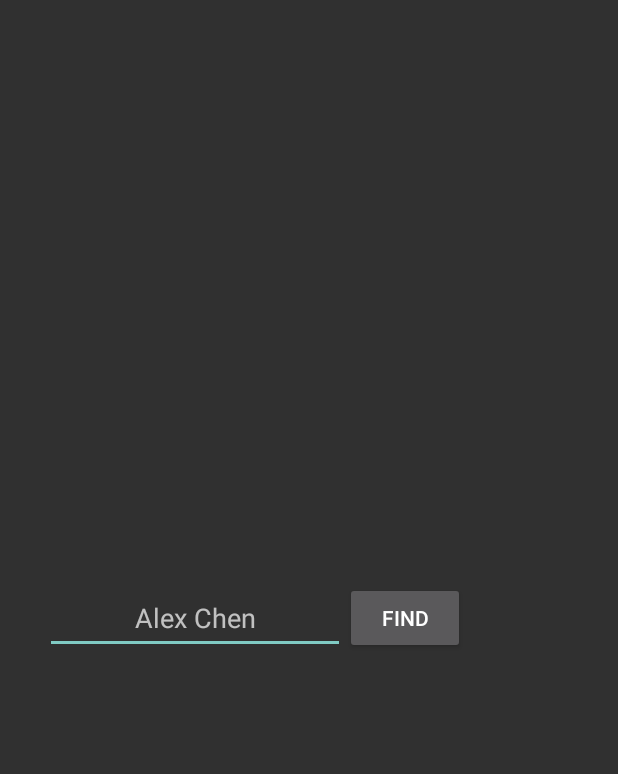
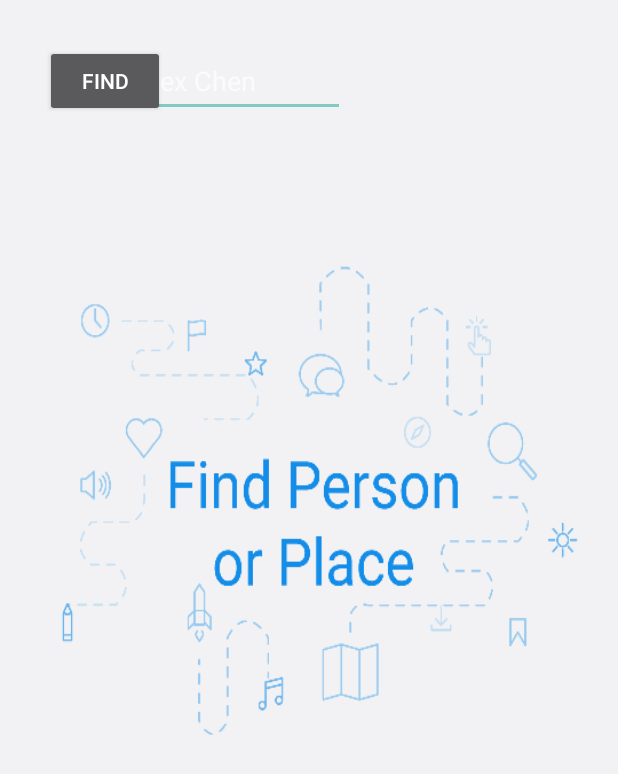
Before and after one commit to PierisRapae/hackathon, an Android app: the SearchByNameActivity screen opened directly, with no data from a screen before it, on a phone screen of 412 x 824 dp. Shown: the top 774 px of the screen. Run offline under Robolectric (Android 15) with nearby library versions, the phone set to English and light mode, and no system bars.

Commit message:
add intermediate page.

```diff
--- a/app/src/main/AndroidManifest.xml
+++ b/app/src/main/AndroidManifest.xml
@@ -85,6 +85,10 @@
         <activity android:name=".MainActivity" />
         <activity
             android:name=".SearchByNameActivity"
+            android:configChanges="orientation|screenSize"
+            android:exported="true"
+            android:label="@string/app_name"
+            android:screenOrientation="locked"
             android:theme="@style/Theme.AppCompat.NoActionBar" />
         <activity android:name=".Navigation1Activity" android:theme="@style/Theme.AppCompat.NoActionBar"></activity>
     </application>
--- a/app/src/main/java/com/google/ar/core/codelab/cloudanchor/EntranceActivity.java
+++ b/app/src/main/java/com/google/ar/core/codelab/cloudanchor/EntranceActivity.java
@@ -40,7 +40,7 @@ public class EntranceActivity extends AppCompatActivity {
 
     public void onClick() {
         Intent intent = new Intent(EntranceActivity.this, SearchByNameActivity.class);
-        Intent intent = new Intent(EntranceActivity.this, FirstGateActivity.class);
+//        Intent intent = new Intent(EntranceActivity.this, FirstGateActivity.class);
         startActivity(intent);
 
         finish();
--- a/app/src/main/java/com/google/ar/core/codelab/cloudanchor/FirstGateActivity.java
+++ b/app/src/main/java/com/google/ar/core/codelab/cloudanchor/FirstGateActivity.java
@@ -4,6 +4,8 @@ import android.content.Intent;
 import android.support.v7.app.AppCompatActivity;
 import android.os.Bundle;
 import android.view.View;
+
+import static com.google.ar.core.codelab.cloudanchor.MainActivity3.EXTRA_USERNAME;
 
 public class FirstGateActivity extends AppCompatActivity {
 
@@ -13,11 +15,15 @@ public class FirstGateActivity extends AppCompatActivity {
         super.onCreate(savedInstanceState);
         setContentView(R.layout.activity_first_gate);
 
+        String name = getIntent().getStringExtra(EXTRA_USERNAME);
+
         View button = findViewById(R.id.ar_button);
         button.setOnClickListener(new View.OnClickListener() {
             @Override
             public void onClick(View v) {
                 Intent intent = new Intent(FirstGateActivity.this, MainActivity3.class);
+                intent.putExtra(EXTRA_USERNAME, name);
+
                 startActivity(intent);
                 finish();
             }
--- a/app/src/main/java/com/google/ar/core/codelab/cloudanchor/Navigation1Activity.java
+++ b/app/src/main/java/com/google/ar/core/codelab/cloudanchor/Navigation1Activity.java
@@ -18,7 +18,7 @@ public class Navigation1Activity extends AppCompatActivity {
             @Override
             public void onClick(View v) {
                 String username = getIntent().getStringExtra(EXTRA_USERNAME);
-                Intent intent = new Intent(Navigation1Activity.this, MainActivity3.class);
+                Intent intent = new Intent(Navigation1Activity.this, FirstGateActivity.class);
                 intent.putExtra(EXTRA_USERNAME, username);
                 startActivity(intent);
 
--- a/app/src/main/java/com/google/ar/core/codelab/cloudanchor/SearchByNameActivity.java
+++ b/app/src/main/java/com/google/ar/core/codelab/cloudanchor/SearchByNameActivity.java
@@ -26,6 +26,7 @@ public class SearchByNameActivity extends AppCompatActivity {
                 Intent intent = new Intent(SearchByNameActivity.this, Navigation1Activity.class);
                 intent.putExtra(EXTRA_USERNAME, username);
                 startActivity(intent);
+                finish();
             }
         });
     }
--- a/app/src/main/res/layout/activity_search_by_name.xml
+++ b/app/src/main/res/layout/activity_search_by_name.xml
@@ -1,7 +1,8 @@
 <?xml version="1.0" encoding="utf-8"?>
-<LinearLayout xmlns:android="http://schemas.android.com/apk/res/android"
+<RelativeLayout xmlns:android="http://schemas.android.com/apk/res/android"
     android:layout_width="match_parent"
     android:layout_height="match_parent"
+    android:background="@drawable/search_bg"
     android:padding="30dp">
 
     <EditText
@@ -19,4 +20,4 @@
         android:layout_gravity="center"
         android:text="Find" />
 
-</LinearLayout>
+</RelativeLayout>
```
Also changed, not shown: app/src/main/res/drawable-xxhdpi/search_bg.png (added).
